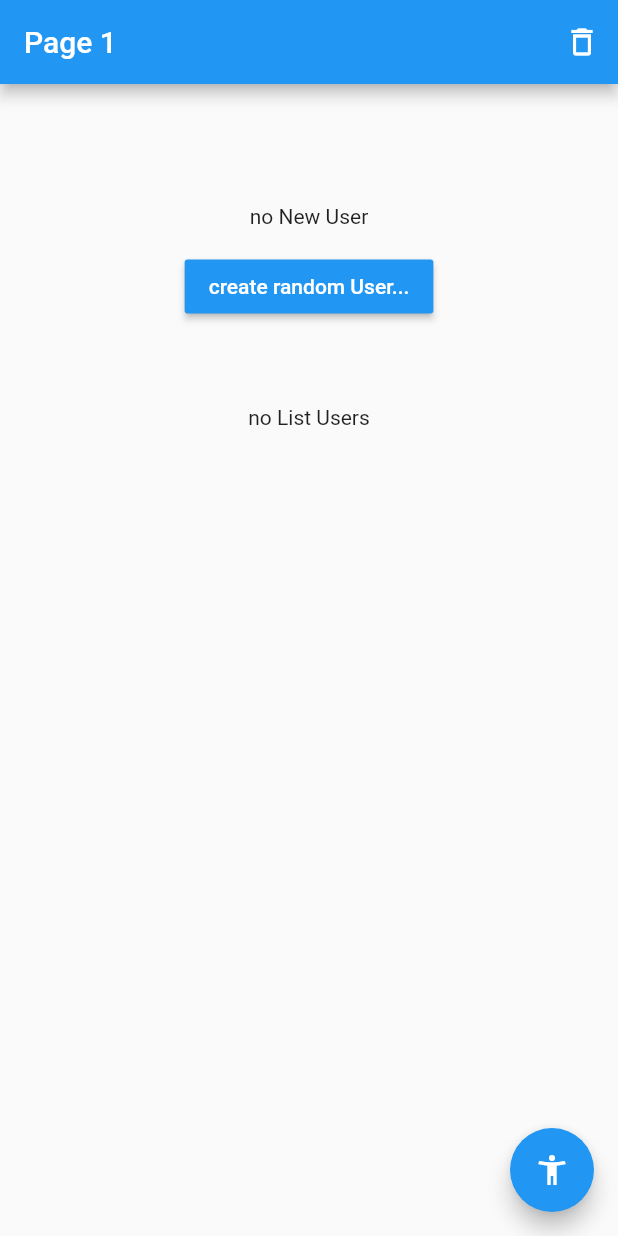
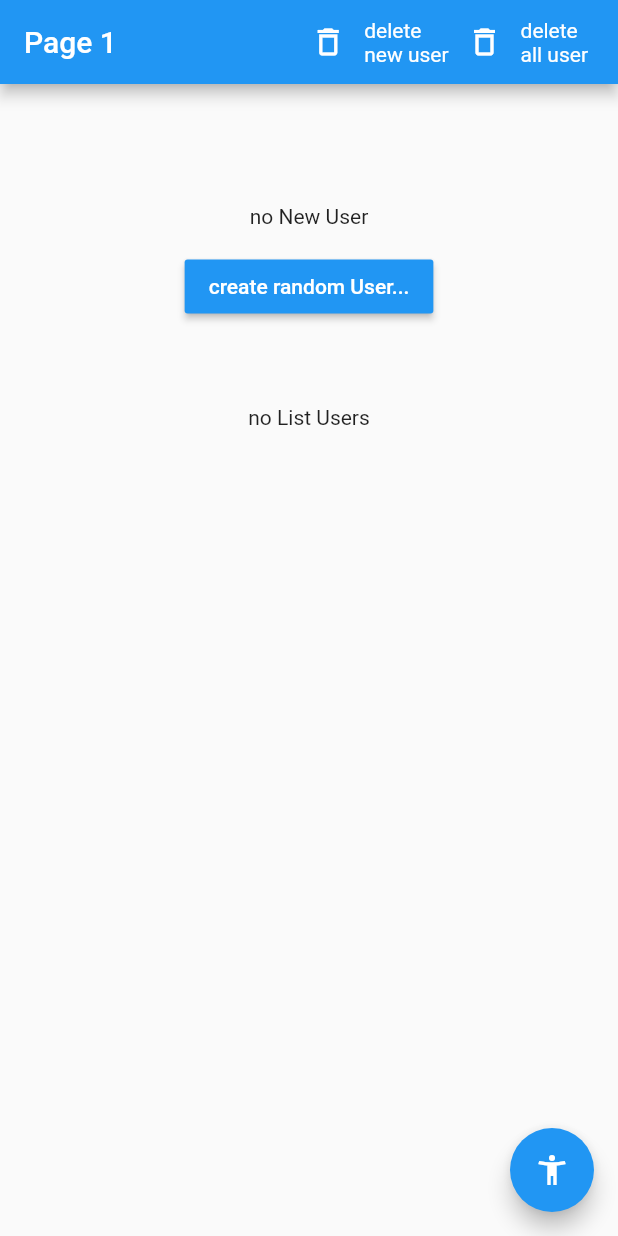
Before and after one commit to hesptech/flutter_adv_estados, a Flutter app: the screen it shows after launch, on a phone screen of 412 x 824 dp. Run offline on Flutter 3.47's test engine with Material 2 defaults, Android fonts, the light colour scheme and no system bars; our stand-ins replace bloc, flutter_bloc; missing offline and left inert: random_name_generator.

Commit message:
feat: Delete Users in home_screen

```diff
--- a/lib/bloc/users/users_bloc.dart
+++ b/lib/bloc/users/users_bloc.dart
@@ -17,6 +17,8 @@ class UsersBloc extends Bloc<UsersEvent, UsersState> {
 
     on<AddUser>(_addUserHandler);
 
+    on<DeleteUsers>( (event, emit ) => emit( const UsersInitialState() ));
+
   }
 
   void _addUserHandler( AddUser event, Emitter<UsersState> emit ) {
--- a/lib/bloc/users/users_event.dart
+++ b/lib/bloc/users/users_event.dart
@@ -10,3 +10,5 @@ final class AddUser extends UsersEvent{
   final User user;
   const AddUser( this.user );
 }
+
+class DeleteUsers extends UsersEvent {}
--- a/lib/bloc/users/users_state.dart
+++ b/lib/bloc/users/users_state.dart
@@ -20,3 +20,7 @@ class UsersState {
     users: users ?? this.users
   );
 }
+
+class UsersInitialState extends UsersState {
+  const UsersInitialState(): super( existUsers: false, users: const [] );
+}
--- a/lib/pages/pagina1_page.dart
+++ b/lib/pages/pagina1_page.dart
@@ -17,12 +17,26 @@ class Pagina1Page extends StatelessWidget {
       appBar: AppBar(
         title: const Text('Page 1'),
         actions: [
+          Row(
+            children: [
               IconButton(
                 icon: const Icon( Icons.delete_outline ),
                 onPressed: (){
                   BlocProvider.of<UserBloc>(context, listen: false )
                     .add(DeleteUser());
                 },
+              ),
+              const Text('delete \nnew user'),
+              IconButton(
+                icon: const Icon( Icons.delete_outline ),
+                onPressed: (){
+                  BlocProvider.of<UsersBloc>(context, listen: false )
+                    .add(DeleteUsers());
+                },
+              ),
+              const Text('delete \nall user'),
+              const SizedBox(width: 20.0,)
+            ],
           )
         ],
       ),
```
Also changed, not shown: 1 other file. Lines whose indentation alone changed are shown as unchanged.
